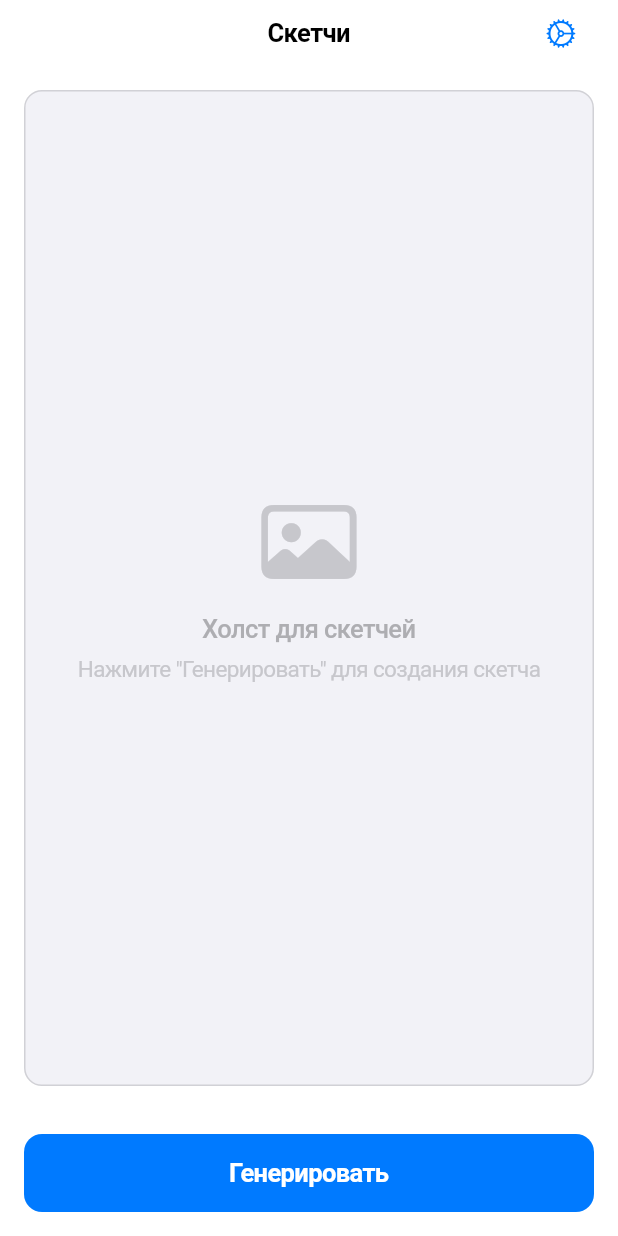
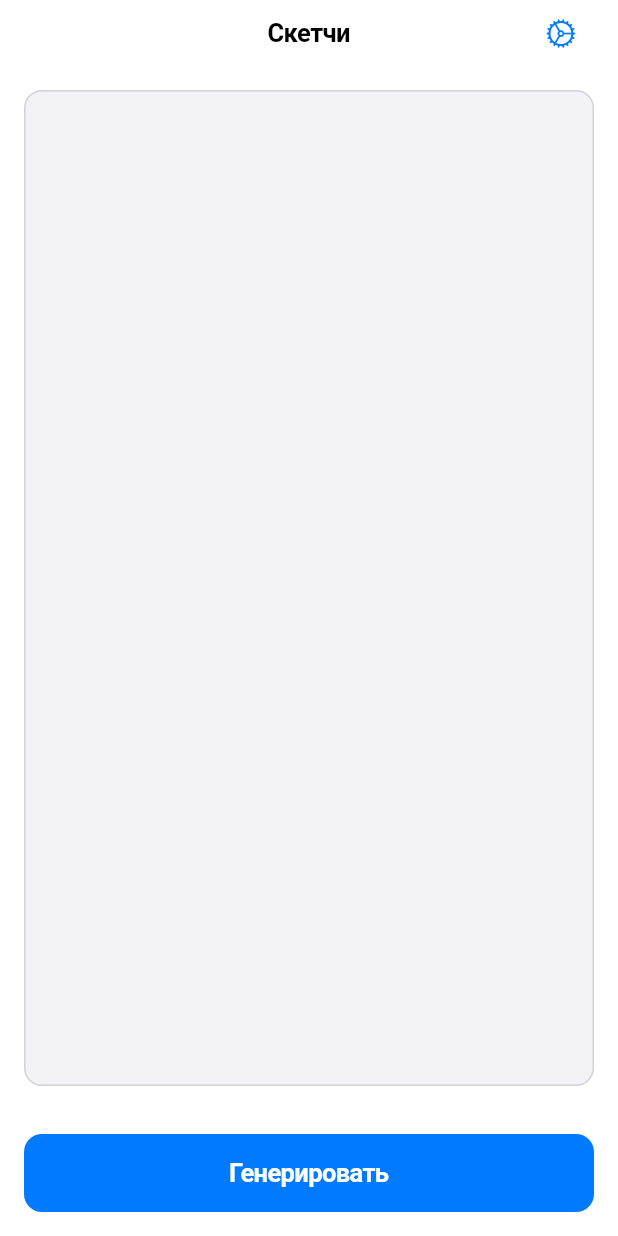
Before and after one commit to RuslanTsitser/app_examples, a Flutter app: the screen it shows after launch, on a phone screen of 412 x 824 dp. Run offline on Flutter 3.47's test engine with Material 3 defaults, Android fonts, the phone set to English and light mode, and no system bars.

Commit message:
Refactor SketchCanvas to use a new _Body widget and integrate UserActualSketch for drawing functionality. Added _EmptyWidget for initial state representation.

```diff
--- a/lib/widgets/sketch_canvas.dart
+++ b/lib/widgets/sketch_canvas.dart
@@ -1,12 +1,15 @@
 import 'package:flutter/cupertino.dart';
+
+import 'user_actual_sketch.dart';
 
 class SketchCanvas extends StatelessWidget {
   const SketchCanvas({super.key});
 
   @override
   Widget build(BuildContext context) {
-    return Container(
-      margin: const EdgeInsets.all(16),
+    return Padding(
+      padding: const EdgeInsets.all(16),
+      child: DecoratedBox(
         decoration: BoxDecoration(
           color: CupertinoColors.systemGrey6,
           borderRadius: BorderRadius.circular(12),
@@ -15,7 +18,28 @@ class SketchCanvas extends StatelessWidget {
             width: 1,
           ),
         ),
-      child: const Center(
+        child: const _Body(isEmpty: false),
+      ),
+    );
+  }
+}
+
+class _Body extends StatelessWidget {
+  const _Body({required this.isEmpty});
+  final bool isEmpty;
+
+  @override
+  Widget build(BuildContext context) {
+    return isEmpty ? const _EmptyWidget() : const UserActualSketch();
+  }
+}
+
+class _EmptyWidget extends StatelessWidget {
+  const _EmptyWidget();
+
+  @override
+  Widget build(BuildContext context) {
+    return const Center(
       child: Column(
         mainAxisAlignment: MainAxisAlignment.center,
         children: [
@@ -44,7 +68,6 @@ class SketchCanvas extends StatelessWidget {
           ),
         ],
       ),
-      ),
     );
   }
 }
--- /dev/null
+++ b/lib/widgets/user_actual_sketch.dart
@@ -0,0 +1,52 @@
+import 'package:flutter/cupertino.dart';
+
+class UserActualSketch extends StatefulWidget {
+  const UserActualSketch({super.key});
+
+  @override
+  State<UserActualSketch> createState() => _UserActualSketchState();
+}
+
+class _UserActualSketchState extends State<UserActualSketch> {
+  List<Offset?> points = [];
+
+  @override
+  Widget build(BuildContext context) {
+    return GestureDetector(
+      onPanUpdate: (details) {
+        setState(() {
+          points.add(details.localPosition);
+        });
+      },
+      onPanEnd: (details) {
+        setState(() {
+          points.add(null);
+        });
+      },
+      child: CustomPaint(
+        painter: _SketchPainter(points: points),
+        child: const SizedBox.expand(),
+      ),
+    );
+  }
+}
+
+class _SketchPainter extends CustomPainter {
+  const _SketchPainter({required this.points});
+  final List<Offset?> points;
+
+  @override
+  void paint(Canvas canvas, Size size) {
+    final paint = Paint()
+      ..color = CupertinoColors.systemBlue
+      ..strokeWidth = 2
+      ..strokeCap = StrokeCap.round;
+    for (int i = 0; i < points.length - 1; i++) {
+      if (points[i] == null || points[i + 1] == null) continue;
+      canvas.drawLine(points[i]!, points[i + 1]!, paint);
+    }
+  }
+
+  @override
+  bool shouldRepaint(_SketchPainter oldDelegate) => true;
+}
```
Lines whose indentation alone changed are shown as unchanged.
